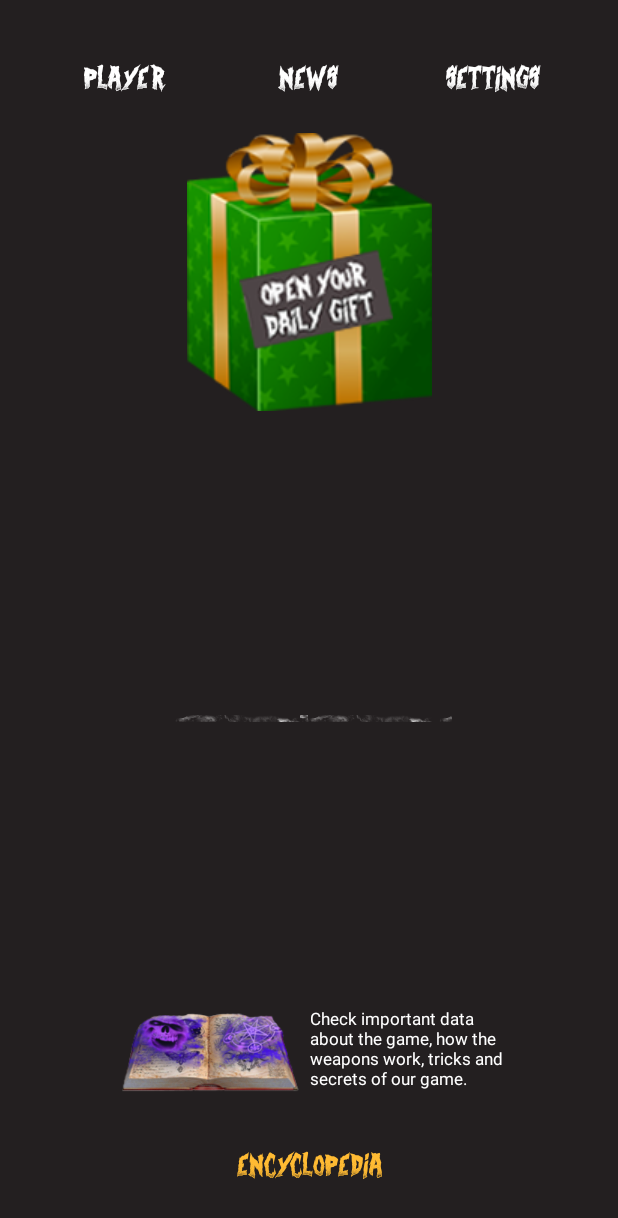
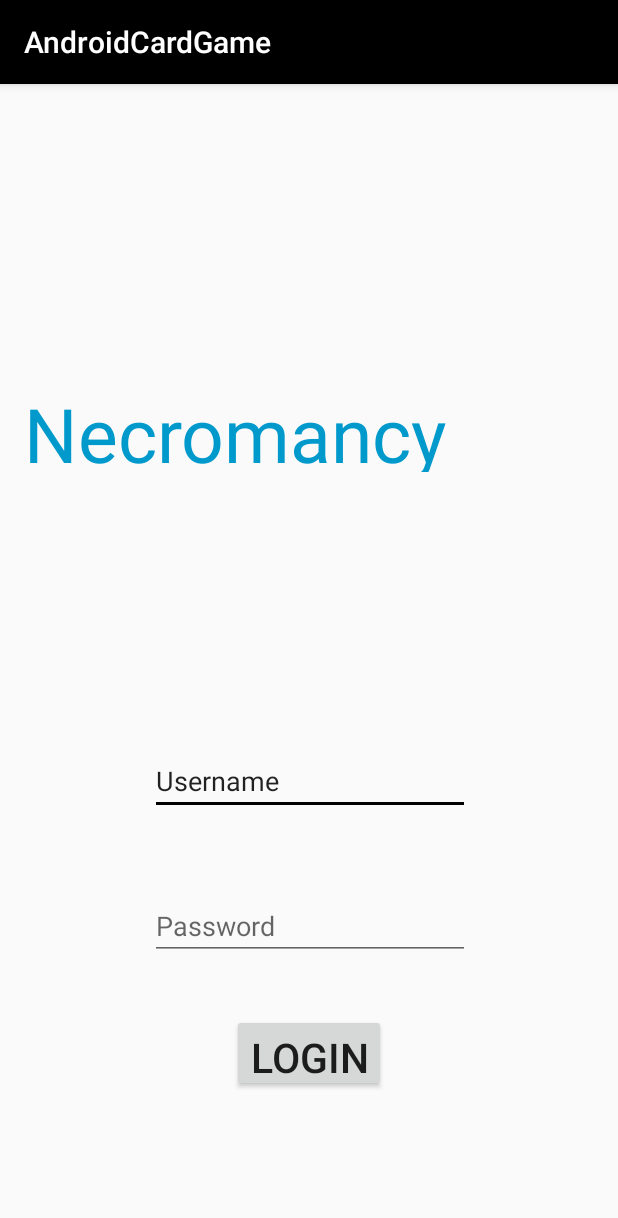
Before and after one commit to bigmonte/NecromancyCompanionApp, an Android app: the screen it shows after launch (MainActivity before the commit, TestActivity after it), on a phone screen of 412 x 824 dp. Shown: the top 1218 px of the screen. Run offline under Robolectric (Android 15) with nearby library versions, the light colour scheme and no system bars.

Commit message:
login working

```diff
--- a/app/src/main/AndroidManifest.xml
+++ b/app/src/main/AndroidManifest.xml
@@ -12,13 +12,15 @@
         android:roundIcon="@mipmap/ic_launcher_round"
         android:supportsRtl="true"
         android:theme="@style/AppTheme">
-        <activity android:name=".MainActivity">
+        <activity android:name=".TestActivity">
+
             <intent-filter>
                 <action android:name="android.intent.action.MAIN" />
 
                 <category android:name="android.intent.category.LAUNCHER" />
             </intent-filter>
         </activity>
+        <activity android:name=".MainActivity"></activity>
         <activity
             android:name=".NewsActivity"
             android:label="@string/news_action_bar"
@@ -84,13 +86,15 @@
                 android:value="com.portalmafia.androidcardgame.MainActivity" />
             >
         </activity>
-        <activity android:name=".OpenedReward"
-            android:label ="Your Reward"
+        <activity
+            android:name=".OpenedReward"
+            android:label="Your Reward"
             android:parentActivityName=".RewardActivity">
             <meta-data
                 android:name="android.support.PARENT_ACTIVITY"
                 android:value="com.portalmafia.androidcardgame.MainActivity" />
         </activity>
+
     </application>
 
 </manifest>
--- a/app/src/main/java/com/portalmafia/androidcardgame/MainActivity.java
+++ b/app/src/main/java/com/portalmafia/androidcardgame/MainActivity.java
@@ -98,6 +98,12 @@ public class MainActivity extends Activity {
 
         new GetDataTask().execute("http://10.0.2.2:8080/api/getData?username="+username+ "&password="+password);
 
+        //new PutDataTask().execute("http://10.0.2.2:8080/api/saveData?username="+username+ "&password="+password+"&data={\"coins\":%20100");
+
+
+        // http://localhost:8080/api/saveData?username=test&password=pass&data={"coins":%20100}
+
+
         // Listen Restart button which will restart the gam
 
         // 0 - News
@@ -164,10 +170,6 @@ public class MainActivity extends Activity {
         @Override
         protected void onPreExecute() {
            super.onPreExecute();
-//            progressDialog = new ProgressDialog(MainActivity.this);
-//            progressDialog.setMessage(("loading data..."));
-//            progressDialog.show();
-
         }
 
         @Override
@@ -220,7 +222,7 @@ public class MainActivity extends Activity {
                 JSONObject accountObj = jsonObject.getJSONObject("account");
                 JSONObject dataObj = accountObj.getJSONObject("data");
 
-                coins = dataObj.getInt("coins");
+                //coins = dataObj.getInt("coins");
                 BestRound = dataObj.getInt("BestRound");
                 MoneyEarned = dataObj.getInt("MoneyEarned");
                 EnemiesKilled = dataObj.getInt("EnemiesKilled");
--- /dev/null
+++ b/app/src/main/java/com/portalmafia/androidcardgame/TestActivity.java
@@ -0,0 +1,41 @@
+package com.portalmafia.androidcardgame;
+
+import android.content.Intent;
+import android.support.v7.app.AppCompatActivity;
+import android.os.Bundle;
+import android.view.View;
+import android.widget.Button;
+import android.widget.EditText;
+import android.widget.Toast;
+
+public class TestActivity extends AppCompatActivity {
+
+    EditText username, password;
+
+    Button loginButton;
+
+    @Override
+    protected void onCreate(Bundle savedInstanceState) {
+        super.onCreate(savedInstanceState);
+        setContentView(R.layout.activity_test);
+
+
+        username = findViewById(R.id.username_input);
+        password =  findViewById(R.id.password_input);
+        loginButton = findViewById(R.id.login_button);
+
+        loginButton.setOnClickListener(new View.OnClickListener(){
+
+            @Override
+            public void onClick (View v)
+            {
+                if(username.getText().toString().equals("joao") && password.getText().toString().equals("joao")){
+                    //Toast.makeText(getApplicationContext(),"Login Success", Toast.LENGTH_LONG);
+                    Intent openMainIntent = new Intent(TestActivity.this,
+                            MainActivity.class);
+                    startActivity(openMainIntent);
+                }
+            }
+        });
+    }
+}
--- /dev/null
+++ b/app/src/main/res/layout/activity_test.xml
@@ -0,0 +1,93 @@
+<?xml version="1.0" encoding="utf-8"?>
+<android.support.constraint.ConstraintLayout xmlns:android="http://schemas.android.com/apk/res/android"
+    xmlns:app="http://schemas.android.com/apk/res-auto"
+    xmlns:tools="http://schemas.android.com/tools"
+    android:layout_width="match_parent"
+    android:layout_height="match_parent"
+    android:paddingBottom="16dp"
+    android:paddingLeft="16dp"
+    android:paddingRight="16dp"
+    android:paddingTop="16dp"
+    tools:context=".TestActivity">
+
+    <TextView
+        android:id="@+id/login_banner"
+        android:layout_width="wrap_content"
+        android:layout_height="59dp"
+        android:layout_alignParentTop="true"
+        android:layout_centerHorizontal="true"
+        android:layout_marginBottom="8dp"
+        android:layout_marginEnd="8dp"
+        android:layout_marginStart="8dp"
+        android:layout_marginTop="8dp"
+        android:text="Necromancy login"
+        android:textColor="@android:color/holo_blue_dark"
+        android:textSize="50sp"
+        app:layout_constraintBottom_toTopOf="@+id/username_input"
+        app:layout_constraintEnd_toEndOf="parent"
+        app:layout_constraintStart_toStartOf="parent"
+        app:layout_constraintTop_toTopOf="parent" />
+
+    <EditText
+        android:id="@+id/username_input"
+        android:layout_width="wrap_content"
+        android:layout_height="wrap_content"
+        android:layout_alignEnd="@+id/password_input"
+        android:layout_alignParentStart="true"
+        android:layout_below="@+id/login_banner"
+        android:layout_marginEnd="8dp"
+        android:layout_marginStart="8dp"
+        android:layout_marginTop="8dp"
+        android:ems="10"
+        android:hint="Username"
+        android:inputType="textPersonName"
+        android:text="Username"
+        app:layout_constraintBottom_toTopOf="@+id/password_input"
+        app:layout_constraintEnd_toEndOf="parent"
+        app:layout_constraintHorizontal_bias="0.503"
+        app:layout_constraintStart_toStartOf="parent"
+        app:layout_constraintTop_toTopOf="parent"
+        app:layout_constraintVertical_bias="0.89" />
+
+    <EditText
+        android:id="@+id/password_input"
+        android:layout_width="wrap_content"
+        android:layout_height="wrap_content"
+        android:layout_alignParentEnd="true"
+        android:layout_alignParentStart="true"
+        android:layout_below="@+id/username_input"
+        android:layout_marginBottom="36dp"
+        android:layout_marginEnd="8dp"
+        android:layout_marginStart="8dp"
+        android:layout_marginTop="8dp"
+        android:ems="10"
+        android:hint="Password"
+        android:inputType="textPassword"
+        app:layout_constraintBottom_toTopOf="@+id/login_button"
+        app:layout_constraintEnd_toEndOf="parent"
+        app:layout_constraintHorizontal_bias="0.503"
+        app:layout_constraintStart_toStartOf="parent"
+        app:layout_constraintTop_toTopOf="parent"
+        app:layout_constraintVertical_bias="1.0" />
+
+    <Button
+        android:id="@+id/login_button"
+        android:layout_width="wrap_content"
+        android:layout_height="52dp"
+        android:layout_alignEnd="@+id/password_input"
+        android:layout_alignParentStart="true"
+        android:layout_below="@id/password_input"
+        android:layout_marginBottom="80dp"
+        android:layout_marginEnd="8dp"
+        android:layout_marginStart="8dp"
+        android:layout_marginTop="8dp"
+        android:text="Login"
+        android:textSize="27sp"
+        app:layout_constraintBottom_toBottomOf="parent"
+        app:layout_constraintEnd_toEndOf="parent"
+        app:layout_constraintHorizontal_bias="0.501"
+        app:layout_constraintStart_toStartOf="parent"
+        app:layout_constraintTop_toTopOf="parent"
+        app:layout_constraintVertical_bias="1.0" />
+
+</android.support.constraint.ConstraintLayout>
```
Also changed, not shown: app/src/main/res/drawable/card10.png (deleted), app/src/main/res/drawable/card11.png (deleted), app/src/main/res/drawable/card12.png (deleted), app/src/main/res/drawable/card13.png (deleted), app/src/main/res/drawable/card14.png (deleted), app/src/main/res/drawable/card2.png (deleted), app/src/main/res/drawable/card3.png (deleted), app/src/main/res/drawable/card4.png (deleted), app/src/main/res/drawable/card5.png (deleted), app/src/main/res/drawable/card6.png (deleted), app/src/main/res/drawable/card7.png (deleted), app/src/main/res/drawable/card8.png (deleted), app/src/main/res/drawable/card9.png (deleted).
